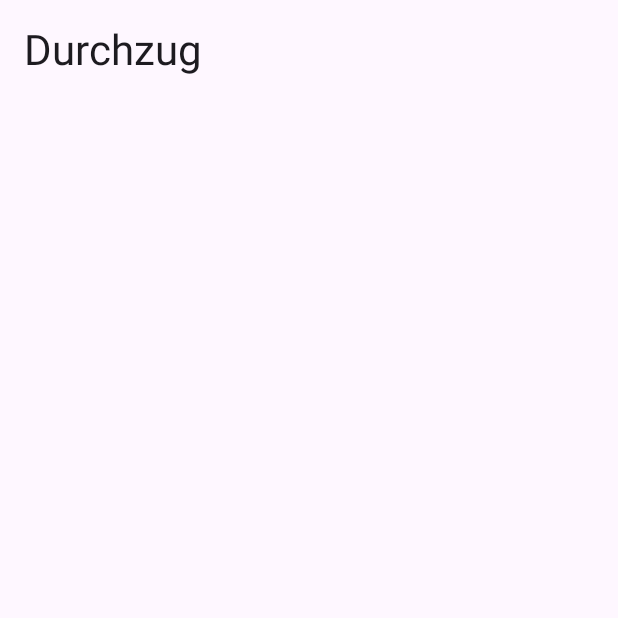
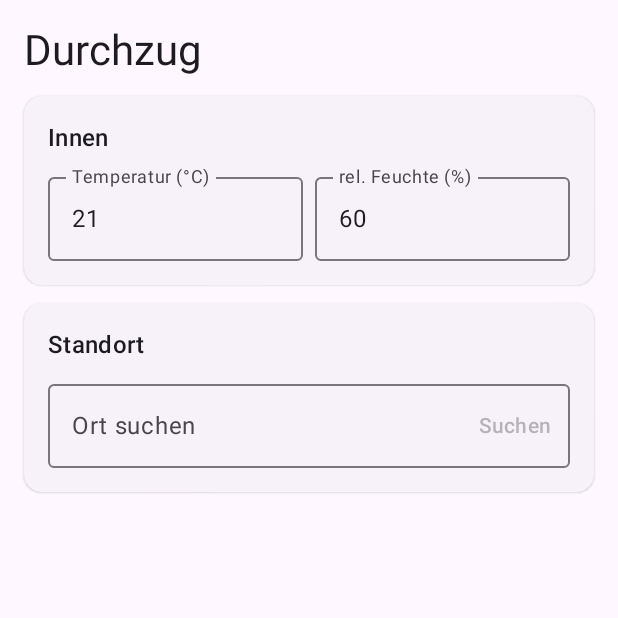
Before and after one commit to Avarast/Durchzug, an Android app built with Jetpack Compose: the screen it shows after launch (MainActivity), on a phone screen of 412 x 824 dp, the top half of it. Run offline under Robolectric (Android 15) with nearby library versions, the phone set to English and light mode, and no system bars.

Commit message:
feat: add main screen with location search and ventilation advice
Input indoor temperature and humidity, search and select a location,
show current outdoor weather and whether airing is worthwhile.

```diff
--- a/app/src/main/java/de/durchzug/MainActivity.kt
+++ b/app/src/main/java/de/durchzug/MainActivity.kt
@@ -4,11 +4,22 @@ import android.os.Bundle
 import androidx.activity.ComponentActivity
 import androidx.activity.compose.setContent
 import androidx.activity.enableEdgeToEdge
+import androidx.compose.foundation.clickable
 import androidx.compose.foundation.layout.*
+import androidx.compose.foundation.rememberScrollState
+import androidx.compose.foundation.text.KeyboardActions
+import androidx.compose.foundation.text.KeyboardOptions
+import androidx.compose.foundation.verticalScroll
 import androidx.compose.material3.*
 import androidx.compose.runtime.Composable
 import androidx.compose.ui.Modifier
+import androidx.compose.ui.graphics.Color
+import androidx.compose.ui.text.font.FontWeight
+import androidx.compose.ui.text.input.ImeAction
+import androidx.compose.ui.text.input.KeyboardType
 import androidx.compose.ui.unit.dp
+import androidx.lifecycle.viewmodel.compose.viewModel
+import java.util.Locale
 
 class MainActivity : ComponentActivity() {
     override fun onCreate(savedInstanceState: Bundle?) {
@@ -18,9 +29,95 @@ class MainActivity : ComponentActivity() {
     }
 }
 
+private fun Double.fmt(decimals: Int = 1) = String.format(Locale.GERMANY, "%.${decimals}f", this)
+
 @Composable
-fun App() {
-    Column(Modifier.fillMaxSize().systemBarsPadding().padding(16.dp)) {
+fun App(vm: MainViewModel = viewModel()) {
+    Column(
+        Modifier.fillMaxSize().systemBarsPadding().verticalScroll(rememberScrollState()).padding(16.dp),
+        verticalArrangement = Arrangement.spacedBy(12.dp),
+    ) {
         Text("Durchzug", style = MaterialTheme.typography.headlineMedium)
+
+        Section("Innen") {
+            Row(horizontalArrangement = Arrangement.spacedBy(8.dp)) {
+                NumberField(vm.tempIn, { vm.tempIn = it }, "Temperatur (°C)", Modifier.weight(1f))
+                NumberField(vm.rhIn, { vm.rhIn = it }, "rel. Feuchte (%)", Modifier.weight(1f))
+            }
+        }
+
+        Section("Standort") {
+            OutlinedTextField(
+                value = vm.query,
+                onValueChange = { vm.query = it },
+                label = { Text("Ort suchen") },
+                singleLine = true,
+                modifier = Modifier.fillMaxWidth(),
+                keyboardOptions = KeyboardOptions(imeAction = ImeAction.Search),
+                keyboardActions = KeyboardActions(onSearch = { vm.search() }),
+                trailingIcon = {
+                    TextButton(onClick = { vm.search() }, enabled = vm.query.isNotBlank()) { Text("Suchen") }
+                },
+            )
+            vm.places.forEach { p ->
+                Text(p.label, Modifier.fillMaxWidth().clickable { vm.select(p) }.padding(vertical = 10.dp))
+            }
+            vm.place?.let { Text("Gewählt: ${it.label}", fontWeight = FontWeight.SemiBold) }
+        }
+
+        if (vm.loading) LinearProgressIndicator(Modifier.fillMaxWidth())
+        vm.error?.let { Text(it, color = MaterialTheme.colorScheme.error) }
+
+        vm.weather?.let { w ->
+            Section("Außen (OpenWeatherMap)") {
+                Text("${w.temp.fmt()} °C · ${w.humidity.fmt(0)} % rel. Feuchte · Wind ${w.wind.fmt()} m/s")
+                if (w.description.isNotBlank()) Text(w.description.replaceFirstChar { it.uppercase() })
+                TextButton(onClick = { vm.refreshWeather() }) { Text("Aktualisieren") }
+            }
+        }
+
+        vm.result?.let { ResultCard(it) }
     }
 }
+
+@Composable
+private fun ResultCard(r: Ventilation.Result) {
+    val color = if (r.worthIt) Color(0xFF2E7D32) else Color(0xFFC62828)
+    Section("Ergebnis") {
+        Text(
+            if (r.worthIt) "Lüften lohnt sich!" else "Lüften nicht empfehlenswert",
+            color = color,
+            style = MaterialTheme.typography.titleLarge,
+        )
+        Text("Absolute Feuchte innen: ${r.ahIn.fmt()} g/m³")
+        Text("Absolute Feuchte außen: ${r.ahOut.fmt()} g/m³")
+        Text("Rel. Feuchte nach dem Lüften: ${r.rhAfter.fmt(0)} %", fontWeight = FontWeight.SemiBold)
+        if (r.worthIt) {
+            Text("Empfohlene Lüftungsdauer: ${r.minutes} Minuten (Stoßlüften)", fontWeight = FontWeight.SemiBold)
+        } else {
+            Text("Die Außenluft enthält mehr Wasser als die Raumluft – Lüften würde die Feuchte im Raum erhöhen.")
+        }
+    }
+}
+
+@Composable
+private fun Section(title: String, content: @Composable ColumnScope.() -> Unit) {
+    ElevatedCard(Modifier.fillMaxWidth()) {
+        Column(Modifier.padding(16.dp), verticalArrangement = Arrangement.spacedBy(6.dp)) {
+            Text(title, style = MaterialTheme.typography.titleMedium)
+            content()
+        }
+    }
+}
+
+@Composable
+private fun NumberField(value: String, onChange: (String) -> Unit, label: String, modifier: Modifier) {
+    OutlinedTextField(
+        value = value,
+        onValueChange = onChange,
+        label = { Text(label) },
+        singleLine = true,
+        modifier = modifier,
+        keyboardOptions = KeyboardOptions(keyboardType = KeyboardType.Decimal),
+    )
+}
--- /dev/null
+++ b/app/src/main/java/de/durchzug/MainViewModel.kt
@@ -0,0 +1,62 @@
+package de.durchzug
+
+import androidx.compose.runtime.getValue
+import androidx.compose.runtime.mutableStateOf
+import androidx.compose.runtime.setValue
+import androidx.lifecycle.ViewModel
+import androidx.lifecycle.viewModelScope
+import kotlinx.coroutines.launch
+
+class MainViewModel : ViewModel() {
+    private val api = WeatherApi()
+
+    var tempIn by mutableStateOf("21")
+    var rhIn by mutableStateOf("60")
+    var query by mutableStateOf("")
+    var places by mutableStateOf<List<Place>>(emptyList())
+    var place by mutableStateOf<Place?>(null)
+    var weather by mutableStateOf<Weather?>(null)
+    var loading by mutableStateOf(false)
+    var error by mutableStateOf<String?>(null)
+
+    val result: Ventilation.Result?
+        get() {
+            val t = tempIn.replace(',', '.').toDoubleOrNull() ?: return null
+            val rh = rhIn.replace(',', '.').toDoubleOrNull()?.takeIf { it in 0.0..100.0 } ?: return null
+            val w = weather ?: return null
+            return Ventilation.calculate(t, rh, w.temp, w.humidity, w.wind)
+        }
+
+    fun search() = launchSafe {
+        places = api.searchPlaces(query.trim())
+        if (places.isEmpty()) error = "Kein Ort gefunden"
+    }
+
+    fun select(p: Place) {
+        place = p
+        places = emptyList()
+        refreshWeather()
+    }
+
+    fun refreshWeather() {
+        val p = place ?: return
+        launchSafe { weather = api.currentWeather(p.lat, p.lon) }
+    }
+
+    private fun launchSafe(block: suspend () -> Unit) {
+        if (BuildConfig.OWM_API_KEY.isBlank()) {
+            error = "Kein OpenWeatherMap-API-Key in local.properties hinterlegt"
+            return
+        }
+        viewModelScope.launch {
+            loading = true
+            error = null
+            try {
+                block()
+            } catch (e: Exception) {
+                error = "Fehler: ${e.message}"
+            }
+            loading = false
+        }
+    }
+}
```
